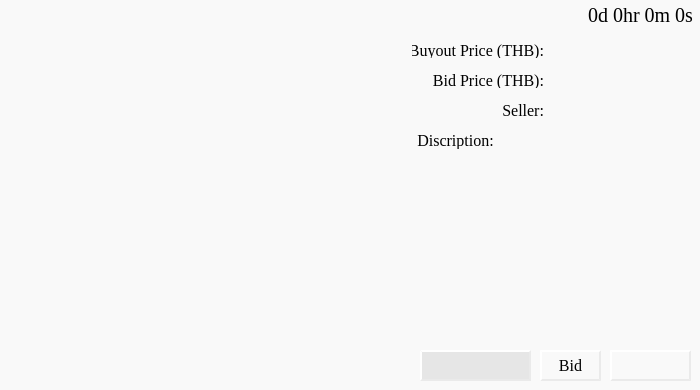
shiragaP/uAuction, file chimera/ui/viewauction.ui: the form before one commit.
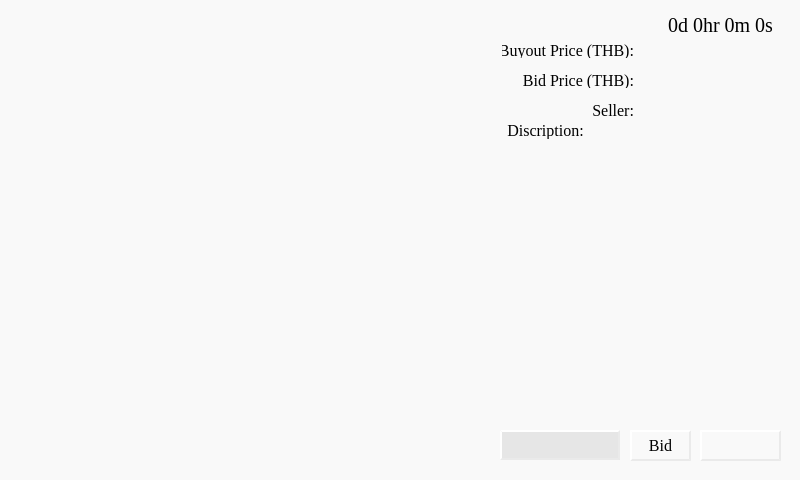
The form after the commit.

Diff of the .ui file:
```diff
--- a/chimera/ui/viewauction.ui
+++ b/chimera/ui/viewauction.ui
@@ -6,8 +6,8 @@
    <rect>
     <x>0</x>
     <y>0</y>
-    <width>700</width>
-    <height>390</height>
+    <width>800</width>
+    <height>480</height>
    </rect>
   </property>
   <property name="windowTitle">
@@ -95,8 +95,8 @@
   <widget class="QPushButton" name="pushButton_02_buyitnow">
    <property name="geometry">
     <rect>
-     <x>610</x>
-     <y>350</y>
+     <x>700</x>
+     <y>430</y>
      <width>81</width>
      <height>31</height>
     </rect>
@@ -116,8 +116,8 @@
   <widget class="QPushButton" name="pushButton_01_bid">
    <property name="geometry">
     <rect>
-     <x>540</x>
-     <y>350</y>
+     <x>630</x>
+     <y>430</y>
      <width>61</width>
      <height>31</height>
     </rect>
@@ -137,9 +137,9 @@
   <widget class="QLabel" name="label_00_name">
    <property name="geometry">
     <rect>
-     <x>0</x>
-     <y>0</y>
-     <width>540</width>
+     <x>20</x>
+     <y>10</y>
+     <width>580</width>
      <height>30</height>
     </rect>
    </property>
@@ -159,7 +159,7 @@
   <widget class="QLabel" name="label_02_buyoutprice_head">
    <property name="geometry">
     <rect>
-     <x>410</x>
+     <x>500</x>
      <y>40</y>
      <width>140</width>
      <height>20</height>
@@ -181,7 +181,7 @@
   <widget class="QLabel" name="label_03_bidprice_head">
    <property name="geometry">
     <rect>
-     <x>410</x>
+     <x>500</x>
      <y>70</y>
      <width>140</width>
      <height>20</height>
@@ -203,8 +203,8 @@
   <widget class="QLabel" name="label_05_description_head">
    <property name="geometry">
     <rect>
-     <x>410</x>
-     <y>130</y>
+     <x>500</x>
+     <y>120</y>
      <width>91</width>
      <height>21</height>
     </rect>
@@ -225,10 +225,10 @@
   <widget class="QTextEdit" name="textEdit_05_description">
    <property name="geometry">
     <rect>
-     <x>420</x>
-     <y>150</y>
-     <width>271</width>
-     <height>191</height>
+     <x>500</x>
+     <y>140</y>
+     <width>280</width>
+     <height>280</height>
     </rect>
    </property>
    <property name="font">
@@ -240,10 +240,10 @@
   <widget class="QLineEdit" name="lineEdit_bidprice">
    <property name="geometry">
     <rect>
-     <x>420</x>
-     <y>350</y>
-     <width>111</width>
-     <height>31</height>
+     <x>500</x>
+     <y>430</y>
+     <width>120</width>
+     <height>30</height>
     </rect>
    </property>
    <property name="font">
@@ -258,7 +258,7 @@
   <widget class="QLabel" name="label_02_buyoutprice">
    <property name="geometry">
     <rect>
-     <x>550</x>
+     <x>640</x>
      <y>40</y>
      <width>140</width>
      <height>20</height>
@@ -280,7 +280,7 @@
   <widget class="QLabel" name="label_03_bidprice">
    <property name="geometry">
     <rect>
-     <x>549</x>
+     <x>639</x>
      <y>70</y>
      <width>140</width>
      <height>20</height>
@@ -302,7 +302,7 @@
   <widget class="QLabel" name="label_04_seller">
    <property name="geometry">
     <rect>
-     <x>550</x>
+     <x>640</x>
      <y>100</y>
      <width>140</width>
      <height>20</height>
@@ -324,7 +324,7 @@
   <widget class="QLabel" name="label_04_seller_head">
    <property name="geometry">
     <rect>
-     <x>410</x>
+     <x>500</x>
      <y>100</y>
      <width>140</width>
      <height>20</height>
@@ -346,9 +346,9 @@
   <widget class="QLabel" name="label_00_timeleft">
    <property name="geometry">
     <rect>
-     <x>540</x>
-     <y>0</y>
-     <width>160</width>
+     <x>600</x>
+     <y>10</y>
+     <width>180</width>
      <height>30</height>
     </rect>
    </property>
@@ -365,6 +365,16 @@
     <set>Qt::AlignRight|Qt::AlignTrailing|Qt::AlignVCenter</set>
    </property>
   </widget>
+  <widget class="QWidget" name="widget_qquickview" native="true">
+   <property name="geometry">
+    <rect>
+     <x>20</x>
+     <y>50</y>
+     <width>460</width>
+     <height>410</height>
+    </rect>
+   </property>
+  </widget>
  </widget>
  <tabstops>
   <tabstop>textEdit_05_description</tabstop>
```
Left out of the diff: 22 changed lines with no effect on the pictures.
